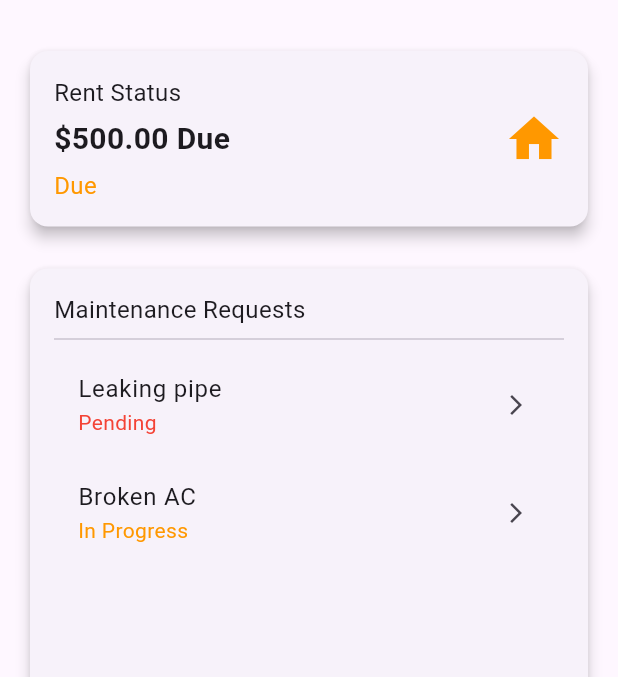
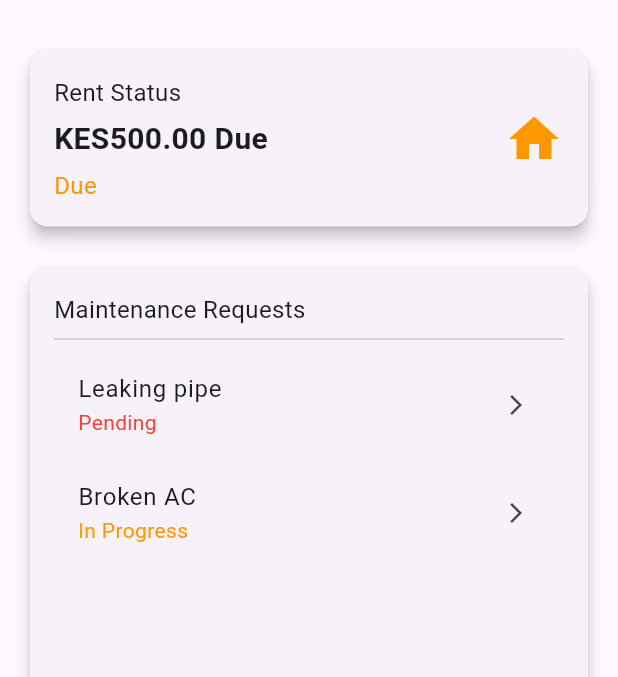
Before and after one commit to AMuthua/Tenant-Mate, a Flutter app: the screen it shows after launch, on a phone screen of 412 x 824 dp, the part 63-740 px from its top. Run offline on Flutter 3.47's test engine with Material 3 defaults, Android fonts, the phone set to English and light mode, and no system bars.

Commit message:
From Dollars to KES

```diff
--- a/lib/main.dart
+++ b/lib/main.dart
@@ -141,7 +141,7 @@ class _HomeScreenState extends State<HomeScreen> {
               children: [
                 Text("Rent Status", style: TextStyle(fontSize: 16)),
                 SizedBox(height: 5),
-                Text("\$${rentAmount.toStringAsFixed(2)} Due",
+                Text("\KES${rentAmount.toStringAsFixed(2)} Due",
                     style: TextStyle(fontSize: 20, fontWeight: FontWeight.bold)),
                 SizedBox(height: 5),
                 Text(rentStatus, style: TextStyle(fontSize: 16, color: statusColor)),
```
